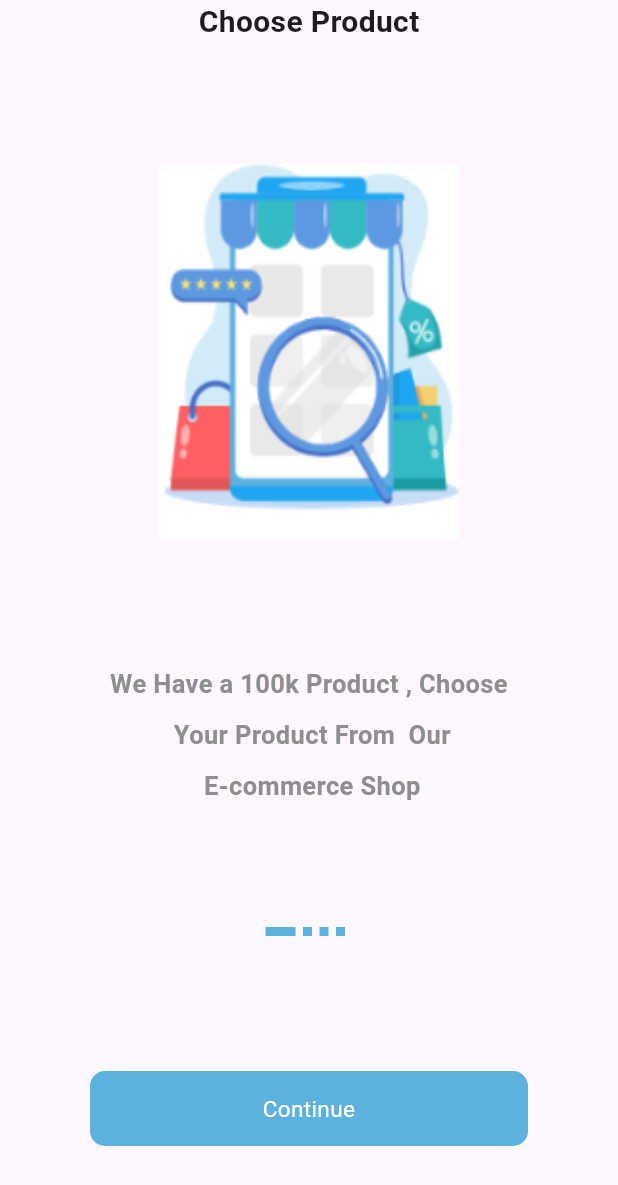
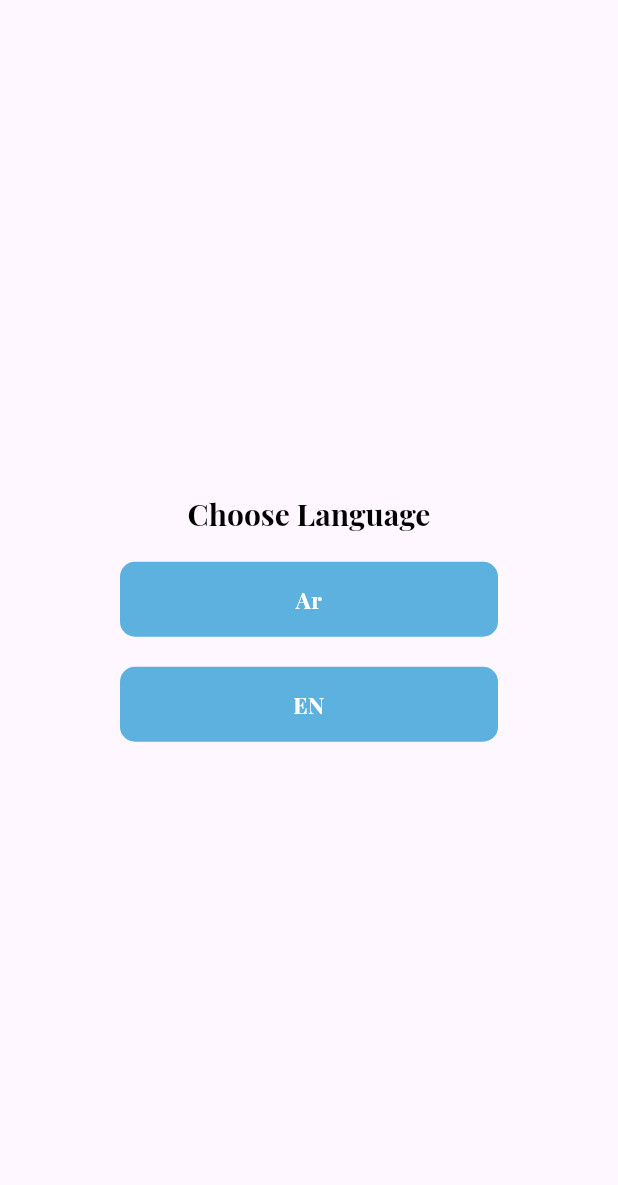
Before and after one commit to MasameEh/Ecommerce_Application, a Flutter app: the screen it shows after launch, on a phone screen of 412 x 824 dp. Shown: the top 1185 px of the screen. Run offline on Flutter 3.47's test engine with Material 3 defaults, Android fonts, the phone set to English and light mode, and no system bars; our stand-ins replace get, shared_preferences.

Commit message:
add localization to the app

```diff
--- /dev/null
+++ b/lib/core/localization/translation.dart
@@ -0,0 +1,18 @@
+import 'package:get/get.dart';
+
+class MyTranslation extends Translations{
+  @override
+  // TODO: implement keys
+  Map<String, Map<String, String>> get keys => {
+    'ar' : {
+      '1' : 'اللغة العربية',
+      '2' : 'اللغة الانجليزية',
+      '3' : 'اختر اللغة المناسبة',
+    },
+    'en' : {
+      '1' : 'Ar',
+      '2' : 'EN',
+      '3' : 'Choose Language',
+    },
+  };
+}
--- /dev/null
+++ b/lib/core/services/services.dart
@@ -0,0 +1,17 @@
+import 'package:get/get.dart';
+import 'package:shared_preferences/shared_preferences.dart';
+
+class MyServices extends GetxService{
+
+    late SharedPreferences sharedPref;
+
+    Future<MyServices> init() async{
+      sharedPref = await SharedPreferences.getInstance();
+      return this;
+    }
+
+}
+
+initialServices() async{
+  await Get.putAsync(() => MyServices().init(),);
+}
--- a/lib/data/datasource/static/static.dart
+++ b/lib/data/datasource/static/static.dart
@@ -9,7 +9,7 @@ List<OnBoardingModel> onBoardingList = [
       image: AppImageAsset.onBoardingImageOne
   ),
   OnBoardingModel(
-      title: "Easy And Safe Paymnet",
+      title: "Easy And Safe Payment",
       body:
       "We Have a 100k Product , Choose \n Your Product From Our E-commerce Shop",
       image: AppImageAsset.onBoardingImageTwo
--- a/lib/main.dart
+++ b/lib/main.dart
@@ -1,10 +1,18 @@
+import 'package:ecommerce_app/core/localization/translation.dart';
 import 'package:ecommerce_app/view/screens/onboarding.dart';
 import 'package:flutter/material.dart';
 import 'package:get/get.dart';
 
+import 'core/constant/colors.dart';
+import 'core/services/services.dart';
+import 'core/localization/changelocal.dart';
 import 'routes.dart';
+import 'view/screens/language.dart';
 
-void main() {
+void main() async{
+  WidgetsFlutterBinding.ensureInitialized();
+
+  await initialServices();
   runApp(const MyApp());
 }
 
@@ -14,14 +22,28 @@ class MyApp extends StatelessWidget {
   // This widget is the root of your application.
   @override
   Widget build(BuildContext context) {
+    LocaleController controller = Get.put(LocaleController());
     return GetMaterialApp(
       debugShowCheckedModeBanner: false,
-      title: 'Flutter Demo',
+      translations: MyTranslation(),
+      locale: controller.lang,
       theme: ThemeData(
-        colorScheme: ColorScheme.fromSeed(seedColor: Colors.deepPurple),
-        useMaterial3: true,
+        fontFamily: "PlayFairDisplay",
+        textTheme: const TextTheme(
+          headlineLarge:  TextStyle(
+              fontWeight: FontWeight.bold,
+              fontSize: 20,
+              color: Colors.black
+          ),
+          bodyLarge: TextStyle(
+              height: 2,
+              color: AppColor.grey,
+              fontWeight: FontWeight.bold,
+              fontSize: 17
+          ),
+        )
       ),
-      home: const OnBoarding(),
+      home: const Language(),
       routes: routes,
     );
   }
--- a/lib/routes.dart
+++ b/lib/routes.dart
@@ -1,8 +1,9 @@
 import 'package:ecommerce_app/view/screens/auth/login.dart';
+import 'package:ecommerce_app/view/screens/onboarding.dart';
 import 'package:flutter/material.dart';
 
 
 Map<String, Widget Function(BuildContext)> routes = {
   '/login' : (context) => const Login(),
-
+  '/onboarding' : (context) => const OnBoarding(),
 };
--- /dev/null
+++ b/lib/view/screens/language.dart
@@ -0,0 +1,33 @@
+import 'package:ecommerce_app/view/widgets/defaultbutton.dart';
+import 'package:flutter/material.dart';
+import 'package:get/get.dart';
+
+import '../../core/localization/changelocal.dart';
+
+class Language extends GetView<LocaleController> {
+  const Language({super.key});
+
+  @override
+  Widget build(BuildContext context) {
+    return Scaffold(
+      body: Container(
+          padding: const EdgeInsets.only(right: 80, left: 80),
+          child: Column(
+            mainAxisAlignment: MainAxisAlignment.center,
+            children: [
+              Text("3".tr , style:  Theme.of(context).textTheme.headlineLarge) ,
+              const SizedBox(height: 20) ,
+              DefaultButton(label: "1".tr, onTap: () {
+                controller.changeLang("ar");
+                Get.toNamed('/onboarding');
+              }),
+              const SizedBox(height: 20) ,
+              DefaultButton(label: "2".tr, onTap: () {
+                controller.changeLang("en");
+                Get.toNamed('/onboarding');
+              }),
+            ],
+          )),
+    );
+  }
+}
--- a/lib/view/screens/onboarding.dart
+++ b/lib/view/screens/onboarding.dart
@@ -26,6 +26,7 @@ class OnBoarding extends StatelessWidget {
                 itemCount: onBoardingList.length,
                 itemBuilder: (context, index) => Column(
                   children: [
+                    const SizedBox(height: 10,),
                     Text(onBoardingList[index].title!,
                       style: const TextStyle(
                         fontWeight: FontWeight.bold, fontSize: 20,
@@ -33,7 +34,7 @@ class OnBoarding extends StatelessWidget {
                     ),
                     const SizedBox(height: 80,),
                     Image.asset(onBoardingList[index].image!, width: 200, height: 250, fit: BoxFit.fill,),
-                    const SizedBox(height: 80,),
+                    const SizedBox(height: 70,),
                     Container(
                       width: double.infinity,
                       alignment: Alignment.center,
--- a/lib/view/widgets/defaultbutton.dart
+++ b/lib/view/widgets/defaultbutton.dart
@@ -31,6 +31,7 @@ class DefaultButton extends StatelessWidget {
           label,
           style: const TextStyle(
               color: Colors.white,
+              fontWeight: FontWeight.bold,
               fontSize: 15
           ),
           textAlign: TextAlign.center,
--- a/pubspec.yaml
+++ b/pubspec.yaml
@@ -124,6 +124,12 @@ flutter:
          - asset: assets/fonts/Cairo/Cairo-Regular.ttf
          - asset: assets/fonts/Cairo/Cairo-Bold.ttf
            weight: 700
+
+     - family: PlayfairDisplay
+       fonts:
+         - asset: assets/fonts/PlayfairDisplay/PlayfairDisplay-Regular.ttf
+         - asset: assets/fonts/PlayfairDisplay/PlayfairDisplay-Bold.ttf
+           weight: 700
   #       - asset: fonts/Schyler-Italic.ttf
   #         style: italic
   #   - family: Trajan Pro
```
Also changed, not shown: lib/core/localization/changelocal.dart (added, +33 -0 lines).
